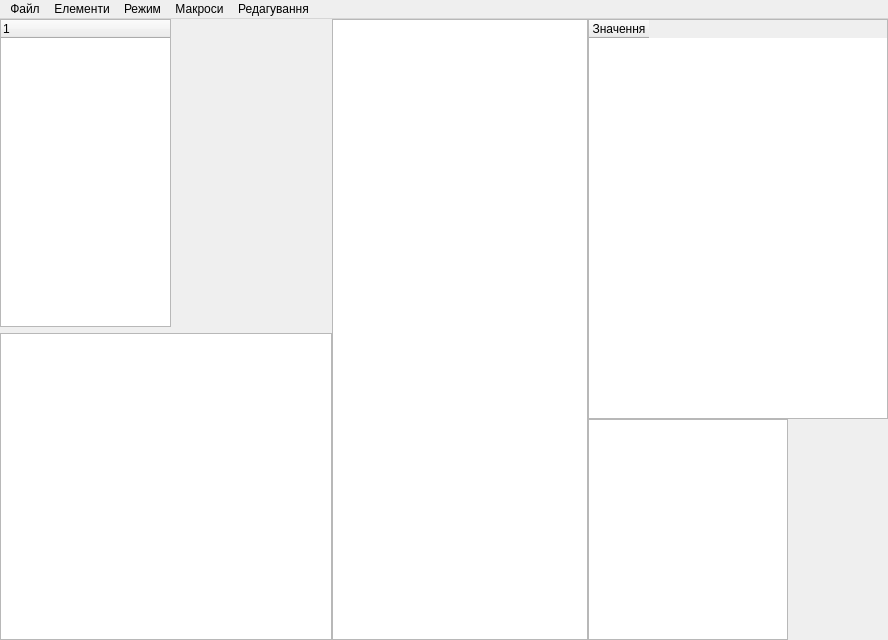
First picture: the form in mainwindow.ui, repository nazarlamer/Painting, before the edit.
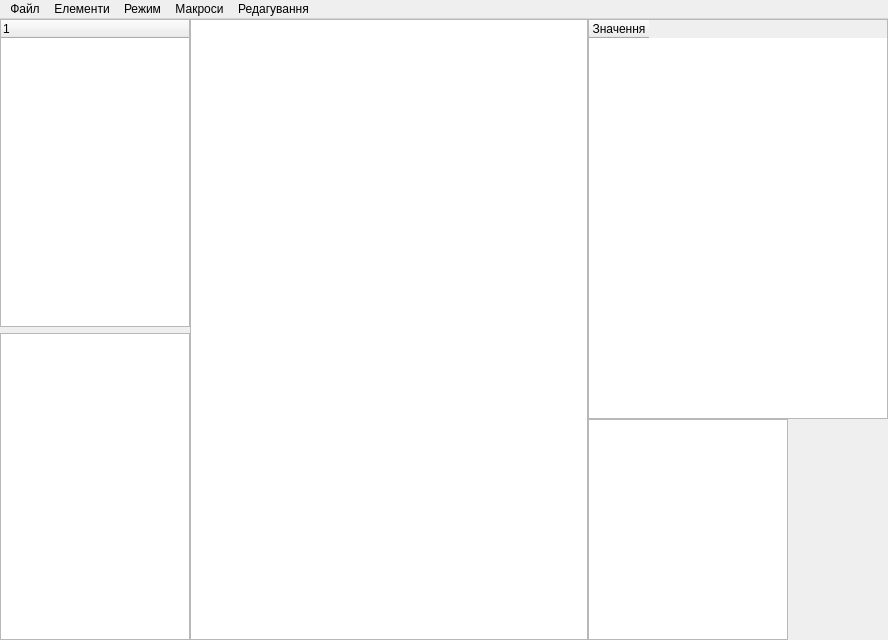
Second picture: the form after the edit. Custom widgets are drawn as their Qt base class.

Diff of the .ui file:
```diff
--- a/mainwindow.ui
+++ b/mainwindow.ui
@@ -55,7 +55,7 @@
             </property>
             <property name="maximumSize">
              <size>
-              <width>171</width>
+              <width>190</width>
               <height>16777215</height>
              </size>
             </property>
@@ -67,7 +67,14 @@
            </widget>
           </item>
           <item>
-           <widget class="QListView" name="lvFiles"/>
+           <widget class="QListView" name="lvFiles">
+            <property name="maximumSize">
+             <size>
+              <width>190</width>
+              <height>16777215</height>
+             </size>
+            </property>
+           </widget>
           </item>
          </layout>
         </item>
```
